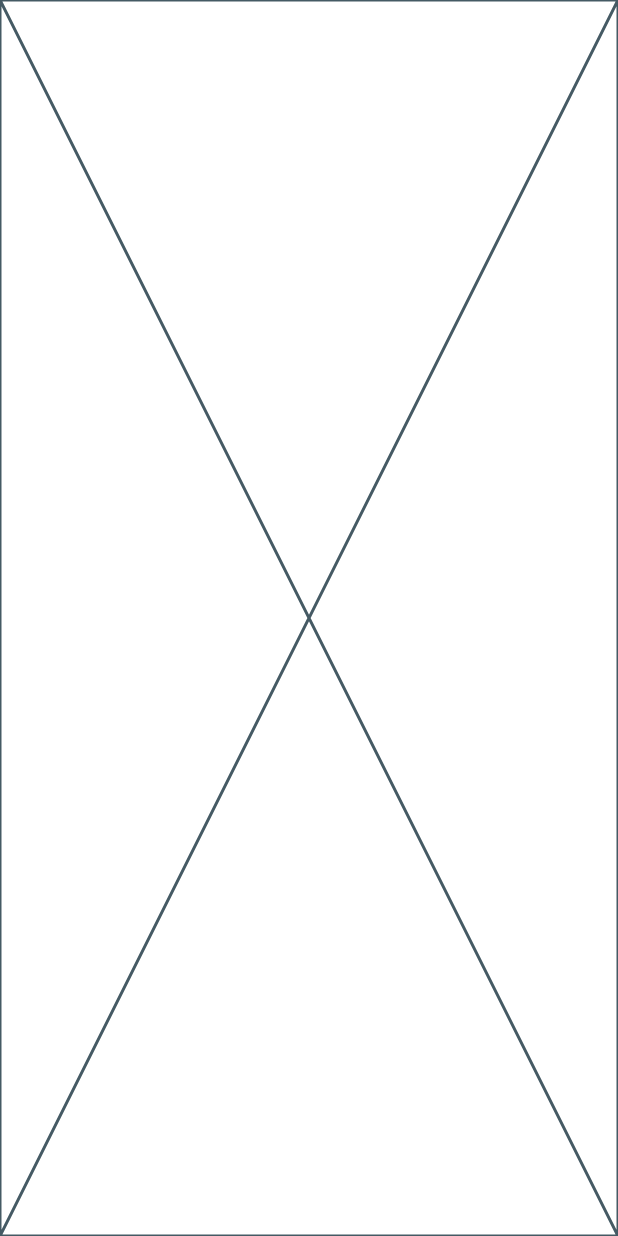
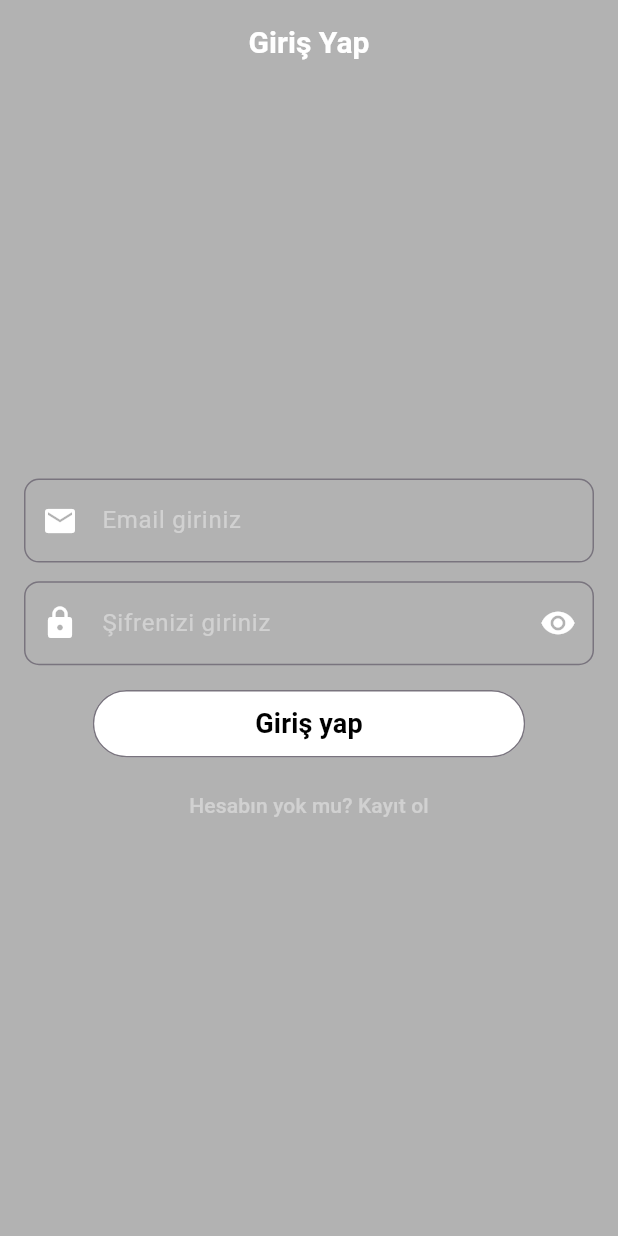
Before and after one commit to bugrahanuguz/Voco-Tech-Test, a Flutter app: the screen it shows after launch, on a phone screen of 412 x 824 dp. Run offline on Flutter 3.47's test engine with Material 3 defaults, Android fonts, the phone set to English and light mode, and no system bars.

Commit message:
add loginPage

```diff
--- a/lib/main.dart
+++ b/lib/main.dart
@@ -1,5 +1,6 @@
 import 'package:flutter/material.dart';
 import 'package:voco_tech_test/views/home_page.dart';
+import 'package:voco_tech_test/views/login_page.dart';
 
 void main() {
   runApp(const MyApp());
@@ -11,9 +12,10 @@ class MyApp extends StatelessWidget {
   Widget build(BuildContext context) {
     return MaterialApp(
       theme: ThemeData(
-        useMaterial3: true,
-      ),
-      home: const HomePage(),
+          useMaterial3: true,
+          scaffoldBackgroundColor: Colors.black.withOpacity(0.3)),
+      debugShowCheckedModeBanner: false,
+      home: LoginPage(),
     );
   }
 }
--- /dev/null
+++ b/lib/views/login_page.dart
@@ -0,0 +1,64 @@
+import 'package:flutter/material.dart';
+import 'package:voco_tech_test/widgets/constants/extension.dart';
+import 'package:voco_tech_test/widgets/login_page_widgets/email_text_field.dart';
+import 'package:voco_tech_test/widgets/login_page_widgets/login_button.dart';
+import 'package:voco_tech_test/widgets/login_page_widgets/password_text_field.dart';
+import 'package:voco_tech_test/widgets/login_page_widgets/register_button.dart';
+
+// ignore: must_be_immutable
+class LoginPage extends StatelessWidget {
+  LoginPage({super.key});
+
+  final GlobalKey<FormState> _formKey = GlobalKey<FormState>();
+  final TextEditingController _emailController = TextEditingController();
+  final TextEditingController _passwordController = TextEditingController();
+  // bool isVisibility = false;
+
+  @override
+  Widget build(BuildContext context) {
+    return Scaffold(
+      appBar: loginPageAppBar(),
+      body: SafeArea(
+        child: Column(
+          mainAxisAlignment: MainAxisAlignment.center,
+          children: [
+            Form(
+              key: _formKey,
+              child: Padding(
+                padding: const EdgeInsets.all(16.0),
+                child: Column(
+                  children: [
+                    EmailTextField(emailController: _emailController),
+                    SizedBox(height: context.height * 0.015),
+                    PasswordTextFieldWidget(
+                        passwordController: _passwordController),
+                    SizedBox(height: context.height * 0.02),
+                    LoginButton(formKey: _formKey),
+                    const SizedBox(height: 8),
+                    const RegisterButton(),
+                  ],
+                ),
+              ),
+            ),
+          ],
+        ),
+      ),
+    );
+  }
+
+  AppBar loginPageAppBar() {
+    return AppBar(
+      elevation: 0,
+      centerTitle: true,
+      backgroundColor: Colors.transparent,
+      title: const Text(
+        "Giriş Yap",
+        style: TextStyle(
+          color: Colors.white,
+          fontSize: 20,
+          fontWeight: FontWeight.w600,
+        ),
+      ),
+    );
+  }
+}
--- /dev/null
+++ b/lib/widgets/constants/colors.dart
@@ -0,0 +1,14 @@
+import 'package:flutter/material.dart';
+
+class ProjectColors {
+  static const Color primaryColor = Colors.white;
+  // static const Color whiteColor = Colors.white;
+  static const Color blackColor = Colors.black;
+  // static const Color subTextColor = Color(0xFF797979);
+  // static const Color unselectButtonColor = Color(0xFF252525);
+  // static const Color dotColor = Color(0xFF292929);
+  // static const Color messageBoxColor = Color(0xFF1E1E1E);
+  // static const Color goldBoxColor = Color(0xFFFAA830);
+  // static const Color incomingMessagingBoxColor = Color(0xFF3B3B3B);
+  // static const Color outgoingMessagingBoxColor = Color(0xFF222222);
+}
--- /dev/null
+++ b/lib/widgets/constants/extension.dart
@@ -0,0 +1,20 @@
+import 'package:flutter/material.dart';
+
+
+extension ContextExtension on BuildContext {
+  MediaQueryData get mediaQuery => MediaQuery.of(this);
+  TextTheme get textTheme => Theme.of(this).textTheme;
+  ThemeData get theme => Theme.of(this);
+  ColorScheme get colorScheme => Theme.of(this).colorScheme;
+}
+
+
+extension MediaQueryExtension on BuildContext {
+  double get height => mediaQuery.size.height;
+  double get width => mediaQuery.size.width;
+
+  double get lowValue => height * 0.01;
+  double get normalValue => height * 0.02;
+  double get mediumValue => height * 0.04;
+  double get highValue => height * 0.1;
+}
--- /dev/null
+++ b/lib/widgets/login_page_widgets/email_text_field.dart
@@ -0,0 +1,36 @@
+import 'package:flutter/material.dart';
+import 'package:voco_tech_test/widgets/constants/colors.dart';
+
+class EmailTextField extends StatelessWidget {
+  const EmailTextField({super.key, required this.emailController});
+  final TextEditingController emailController;
+  @override
+  Widget build(BuildContext context) {
+    return  TextFormField(
+      validator: (value) {
+        final bool emailValid = RegExp(
+          r"^[a-zA-Z0-9.a-zA-Z0-9.!#$%&'*+-/=?^_`{|}~]+@[a-zA-Z0-9]+\.[a-zA-Z]+",
+        ).hasMatch(value.toString());
+        return !emailValid ? "Geçerli bir email giriniz" : null;
+      },
+      controller: emailController,
+      style: const TextStyle(color: ProjectColors.primaryColor),
+      decoration: InputDecoration(
+        hintText: "Email giriniz",
+        hintStyle: TextStyle(
+            color: Colors.white.withOpacity(0.4), fontWeight: FontWeight.w400),
+        border: const OutlineInputBorder(
+          borderRadius: BorderRadius.all(Radius.circular(10)),
+        ),
+        prefixIcon: const Icon(Icons.email, color: ProjectColors.primaryColor),
+        focusedBorder: OutlineInputBorder(
+          borderRadius: BorderRadius.circular(16),
+          borderSide: const BorderSide(
+            color: ProjectColors.primaryColor,
+            width: 2,
+          ),
+        ),
+      ),
+    );
+  }
+}
--- /dev/null
+++ b/lib/widgets/login_page_widgets/login_button.dart
@@ -0,0 +1,46 @@
+import 'package:flutter/material.dart';
+import 'package:voco_tech_test/widgets/constants/colors.dart';
+
+class LoginButton extends StatelessWidget {
+  const LoginButton({
+    super.key,
+    required GlobalKey<FormState> formKey,
+  }) : _formKey = formKey;
+
+  final GlobalKey<FormState> _formKey;
+
+  @override
+  Widget build(BuildContext context) {
+    return SizedBox(
+      width: MediaQuery.of(context).size.width * 0.7,
+      height: 45,
+      child: OutlinedButton(
+        style: OutlinedButton.styleFrom(
+          backgroundColor: ProjectColors.primaryColor,
+          shape: const StadiumBorder(),
+        ),
+        onPressed: () {
+          if (!_formKey.currentState!.validate()) {
+            ScaffoldMessenger.of(context).showSnackBar(
+              const SnackBar(
+                backgroundColor: Colors.red,
+                content: Text(
+                  "Lütfen alanlarınızı kontrol edin!",
+                  style: TextStyle(color: Colors.white),
+                ),
+              ),
+            );
+            return;
+          }
+        },
+        child: const Text(
+          "Giriş yap",
+          style: TextStyle(
+              color: ProjectColors.blackColor,
+              fontSize: 18,
+              fontWeight: FontWeight.w700),
+        ),
+      ),
+    );
+  }
+}
--- /dev/null
+++ b/lib/widgets/login_page_widgets/password_text_field.dart
@@ -0,0 +1,57 @@
+import 'package:flutter/material.dart';
+import 'package:voco_tech_test/widgets/constants/colors.dart';
+
+class PasswordTextFieldWidget extends StatelessWidget {
+  const PasswordTextFieldWidget({
+    super.key,
+    required TextEditingController passwordController,
+  }) : _passwordController = passwordController;
+
+  final TextEditingController _passwordController;
+
+  @override
+  Widget build(BuildContext context) {
+    return TextFormField(
+          // obscureText: !isVisibility,
+          obscuringCharacter: "*",
+          validator: (value) {
+            if (value!.length < 6) {
+              return 'Şifreniz en az 6 karakter olmalıdır';
+            }
+            return null;
+          },
+          controller: _passwordController,
+          style: const TextStyle(color: ProjectColors.primaryColor),
+          decoration: InputDecoration(
+            hintText: "Şifrenizi giriniz",
+            hintStyle: TextStyle(
+                color: Colors.white.withOpacity(0.4), fontWeight: FontWeight.w400),
+            border: const OutlineInputBorder(
+              borderRadius: BorderRadius.all(Radius.circular(10)),
+            ),
+            prefixIcon: const Icon(
+              Icons.lock,
+              color: ProjectColors.primaryColor,
+            ),
+            focusedBorder: OutlineInputBorder(
+              borderRadius: BorderRadius.circular(16),
+              borderSide: const BorderSide(
+                color: ProjectColors.primaryColor,
+                width: 2,
+              ),
+            ),
+            suffixIcon: InkWell(
+              onTap: () {
+                // isVisibility = !isVisibility;
+              },
+              child: const Icon(
+                // isVisibility == true ?
+                Icons.visibility ,
+                // : Icons.visibility_off,
+                color: ProjectColors.primaryColor,
+              ),
+            ),
+          ),
+        );
+  }
+}
--- /dev/null
+++ b/lib/widgets/login_page_widgets/register_button.dart
@@ -0,0 +1,22 @@
+import 'package:flutter/material.dart';
+import 'package:voco_tech_test/widgets/constants/colors.dart';
+
+class RegisterButton extends StatelessWidget {
+  const RegisterButton({
+    super.key,
+  });
+
+  @override
+  Widget build(BuildContext context) {
+    return TextButton(
+          onPressed: () {
+            // Navigator.push(context,
+            //     MaterialPageRoute(builder: (context) => const RegisterPage()));
+          },
+          child: Text(
+            "Hesabın yok mu? Kayıt ol",
+            style: TextStyle(color: ProjectColors.primaryColor.withOpacity(0.4)),
+          ),
+        );
+  }
+}
```
